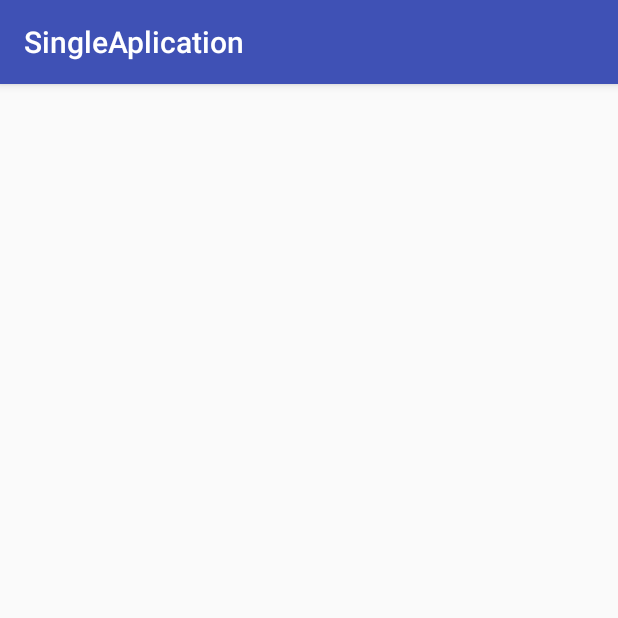
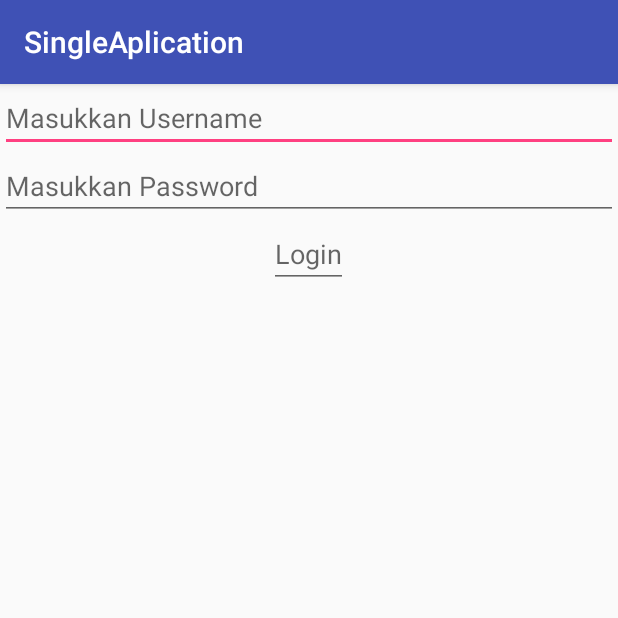
Before and after one commit to putricahya/belajar-android-git, an Android app: the LoginActivity screen opened directly, with no data from a screen before it, on a phone screen of 412 x 824 dp, the top half of it. Run offline under Robolectric (Android 15) with nearby library versions, the phone set to English and light mode, and no system bars.

Commit message:
Belajar Pertemuan 3

```diff
--- a/app/src/main/java/com/example/amikom/singleaplication/LoginActivity.java
+++ b/app/src/main/java/com/example/amikom/singleaplication/LoginActivity.java
@@ -1,13 +1,37 @@
 package com.example.amikom.singleaplication;
 
+import android.content.Intent;
 import android.support.v7.app.AppCompatActivity;
 import android.os.Bundle;
+import android.view.View;
+import android.widget.EditText;
+import android.widget.Toast;
+
+import com.example.amikom.singleaplication.util.PreferencesHelper;
 
 public class LoginActivity extends AppCompatActivity {
+    PreferencesHelper instance;
+    private EditText name;
+    private EditText email;
 
     @Override
     protected void onCreate(Bundle savedInstanceState) {
         super.onCreate(savedInstanceState);
         setContentView(R.layout.activity_login);
+        instance = PreferencesHelper.getInstance(getApplicationContext());
+
+        name = (EditText) findViewById(R.id.text1);
+        email = (EditText) findViewById(R.id.text2);
+    }
+
+    public void masuk(View view) {
+        String n = name.getText().toString();
+        String e = email.getText().toString();
+        Toast.makeText(getApplicationContext(), "Berhasil Login",Toast.LENGTH_SHORT).show();
+        instance.setLogin(true);
+        instance.setName(n);
+
+        Intent intent = new Intent(LoginActivity.this, MainActivity.class);
+        startActivity(intent);
     }
 }
--- a/app/src/main/res/layout/activity_login.xml
+++ b/app/src/main/res/layout/activity_login.xml
@@ -1,9 +1,28 @@
 <?xml version="1.0" encoding="utf-8"?>
-<android.support.constraint.ConstraintLayout xmlns:android="http://schemas.android.com/apk/res/android"
+<LinearLayout xmlns:android="http://schemas.android.com/apk/res/android"
     xmlns:app="http://schemas.android.com/apk/res-auto"
     xmlns:tools="http://schemas.android.com/tools"
     android:layout_width="match_parent"
     android:layout_height="match_parent"
+    android:orientation="vertical"
     tools:context="com.example.amikom.singleaplication.LoginActivity">
+    <EditText
+        android:id="@+id/text1"
+        android:layout_width="match_parent"
+        android:layout_height="wrap_content"
+        android:hint="Masukkan Username"
+        />
+    <EditText
+        android:id="@+id/text2"
+        android:layout_width="match_parent"
+        android:layout_height="wrap_content"
+        android:hint="Masukkan Password"/>
+    <EditText
+        android:id="@+id/button"
+        android:onClick="masuk"
+        android:layout_width="wrap_content"
+        android:layout_height="wrap_content"
+        android:hint="Login"
+        android:layout_gravity="center"/>
 
-</android.support.constraint.ConstraintLayout>
+</LinearLayout>
```
